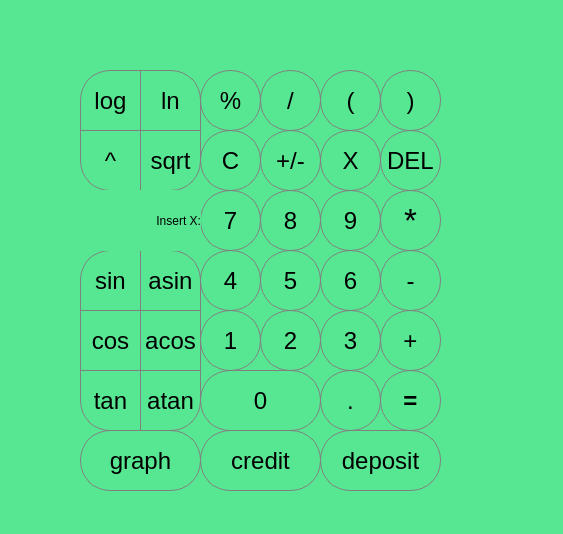
Old version of the form src/Calculator/mainwindow.ui in the repository manwoodt/SmartCalc_v1.0-1.
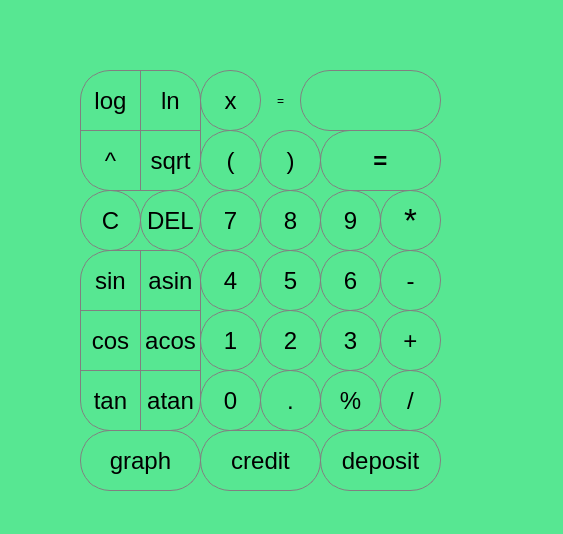
New version of the form.

Diff of the .ui file:
```diff
--- a/src/Calculator/mainwindow.ui
+++ b/src/Calculator/mainwindow.ui
@@ -50,8 +50,8 @@
    <widget class="QPushButton" name="pushButton_C">
     <property name="geometry">
      <rect>
-      <x>200</x>
-      <y>130</y>
+      <x>80</x>
+      <y>190</y>
       <width>61</width>
       <height>61</height>
      </rect>
@@ -82,8 +82,8 @@
    <widget class="QPushButton" name="pushButton_mod">
     <property name="geometry">
      <rect>
-      <x>200</x>
-      <y>70</y>
+      <x>320</x>
+      <y>370</y>
       <width>61</width>
       <height>61</height>
      </rect>
@@ -114,8 +114,8 @@
    <widget class="QPushButton" name="pushButton_div">
     <property name="geometry">
      <rect>
-      <x>260</x>
-      <y>70</y>
+      <x>380</x>
+      <y>370</y>
       <width>61</width>
       <height>61</height>
      </rect>
@@ -146,8 +146,8 @@
    <widget class="QPushButton" name="pushButton_del">
     <property name="geometry">
      <rect>
-      <x>380</x>
-      <y>130</y>
+      <x>140</x>
+      <y>190</y>
       <width>61</width>
       <height>61</height>
      </rect>
@@ -309,7 +309,7 @@
    <widget class="QPushButton" name="pushButton_dot">
     <property name="geometry">
      <rect>
-      <x>320</x>
+      <x>260</x>
       <y>370</y>
       <width>61</width>
       <height>61</height>
@@ -375,7 +375,7 @@
      <rect>
       <x>200</x>
       <y>370</y>
-      <width>121</width>
+      <width>61</width>
       <height>61</height>
      </rect>
     </property>
@@ -437,9 +437,9 @@
    <widget class="QPushButton" name="pushButton_equal">
     <property name="geometry">
      <rect>
-      <x>380</x>
-      <y>370</y>
-      <width>61</width>
+      <x>320</x>
+      <y>130</y>
+      <width>121</width>
       <height>61</height>
      </rect>
     </property>
@@ -970,8 +970,8 @@
    <widget class="QPushButton" name="pushButton_rightBracket">
     <property name="geometry">
      <rect>
-      <x>380</x>
-      <y>70</y>
+      <x>260</x>
+      <y>130</y>
       <width>61</width>
       <height>61</height>
      </rect>
@@ -1002,8 +1002,8 @@
    <widget class="QPushButton" name="pushButton_leftBracket">
     <property name="geometry">
      <rect>
-      <x>320</x>
-      <y>70</y>
+      <x>200</x>
+      <y>130</y>
       <width>61</width>
       <height>61</height>
      </rect>
@@ -1034,8 +1034,8 @@
    <widget class="QPushButton" name="pushButton_unar_minus">
     <property name="geometry">
      <rect>
-      <x>260</x>
-      <y>130</y>
+      <x>200</x>
+      <y>70</y>
       <width>61</width>
       <height>61</height>
      </rect>
@@ -1060,39 +1060,7 @@
 }</string>
     </property>
     <property name="text">
-     <string>+/-</string>
-    </property>
-   </widget>
-   <widget class="QPushButton" name="pushButton_x_2">
-    <property name="geometry">
-     <rect>
-      <x>320</x>
-      <y>130</y>
-      <width>61</width>
-      <height>61</height>
-     </rect>
-    </property>
-    <property name="font">
-     <font>
-      <pointsize>18</pointsize>
-     </font>
-    </property>
-    <property name="styleSheet">
-     <string notr="true">QPushButton {
-   border: 1px solid grey;
- background-color:  transparent;
-color: black;
-border-top-right-radius: 30px;
-border-top-left-radius: 30px;
-border-bottom-right-radius: 30px;
-border-bottom-left-radius: 30px;
-}
-QPushButton:pressed {
-    background-color: rgb(11, 213, 131)
-}</string>
-    </property>
-    <property name="text">
-     <string>X</string>
+     <string>x</string>
     </property>
    </widget>
    <widget class="QPushButton" name="pushButton_graph">
@@ -1191,17 +1159,17 @@
      <string>deposit</string>
     </property>
    </widget>
-   <widget class="QLabel" name="insert_x">
+   <widget class="QLineEdit" name="insert_x">
     <property name="geometry">
      <rect>
-      <x>80</x>
-      <y>190</y>
-      <width>121</width>
+      <x>300</x>
+      <y>70</y>
+      <width>141</width>
       <height>61</height>
      </rect>
     </property>
     <property name="styleSheet">
-     <string notr="true">QLabel {
+     <string notr="true">QLineEdit {
   qproperty-alignment: 'AlignVCenter | AlignRight';
   border: 1px solid gray;
 color: black;
@@ -1211,14 +1179,49 @@
 border-bottom-left-radius: 30px;
 }
 
-background-color : white;
 </string>
+    </property>
+    <property name="maxLength">
+     <number>9</number>
+    </property>
+    <property name="frame">
+     <bool>true</bool>
+    </property>
+   </widget>
+   <widget class="QLabel" name="label">
+    <property name="enabled">
+     <bool>false</bool>
+    </property>
+    <property name="geometry">
+     <rect>
+      <x>270</x>
+      <y>90</y>
+      <width>21</width>
+      <height>21</height>
+     </rect>
+    </property>
+    <property name="layoutDirection">
+     <enum>Qt::RightToLeft</enum>
+    </property>
+    <property name="autoFillBackground">
+     <bool>false</bool>
+    </property>
+    <property name="styleSheet">
+     <string notr="true">QLabel {
+
+color: black;
+
+}
+</string>
+    </property>
+    <property name="frameShape">
+     <enum>QFrame::NoFrame</enum>
     </property>
     <property name="text">
-     <string>Insert X:</string>
+     <string>=</string>
     </property>
     <property name="alignment">
-     <set>Qt::AlignRight|Qt::AlignTrailing|Qt::AlignVCenter</set>
+     <set>Qt::AlignCenter</set>
     </property>
    </widget>
   </widget>
```
Left out of the diff: 2 changed lines with no effect on the pictures.
